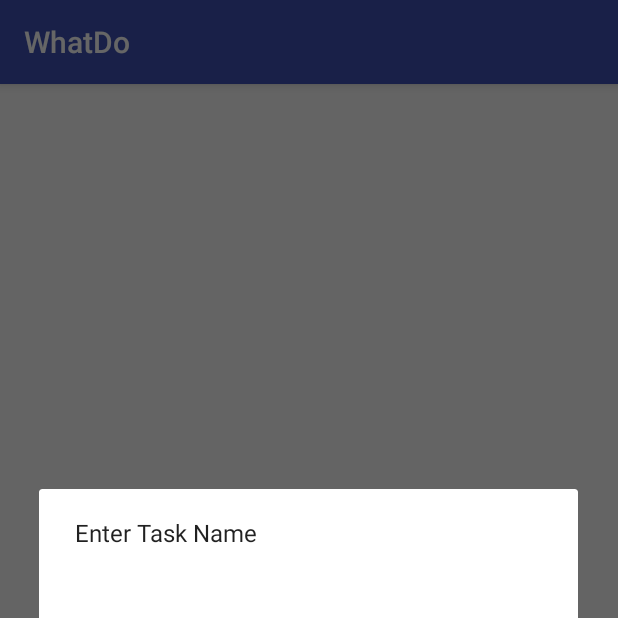
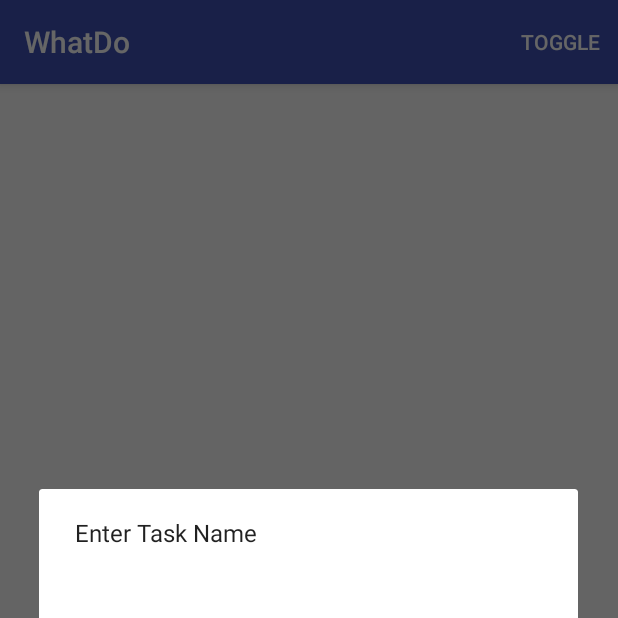
Before and after one commit to 98291-s16/WhatDo-lists-lecture4, an Android app: the screen it shows after launch (ToDoActivity), after a tap on an icon or button, on a phone screen of 412 x 824 dp, the top half of it. Run offline under Robolectric (Android 15) with nearby library versions, the phone set to English and light mode, and no system bars.

Commit message:
Lecture 5 code

```diff
--- a/app/src/main/AndroidManifest.xml
+++ b/app/src/main/AndroidManifest.xml
@@ -15,6 +15,9 @@
                 <category android:name="android.intent.category.LAUNCHER" />
             </intent-filter>
         </activity>
+        <activity
+            android:name=".TestIntentActivity"
+            android:label="@string/title_activity_test_intent"/>
     </application>
 
 </manifest>
--- a/app/src/main/java/edu/cmu/stuco/android/whatdo/ToDoActivity.java
+++ b/app/src/main/java/edu/cmu/stuco/android/whatdo/ToDoActivity.java
@@ -1,12 +1,17 @@
 package edu.cmu.stuco.android.whatdo;
 
+import android.content.Intent;
 import android.os.Bundle;
 import android.support.design.widget.FloatingActionButton;
 import android.support.v4.app.DialogFragment;
 import android.support.v7.app.AppCompatActivity;
+import android.support.v7.widget.LinearLayoutManager;
+import android.support.v7.widget.RecyclerView;
+import android.view.Menu;
+import android.view.MenuInflater;
+import android.view.MenuItem;
 import android.view.View;
 import android.widget.AdapterView;
-import android.widget.BaseAdapter;
 import android.widget.ListView;
 
 import java.util.ArrayList;
@@ -14,6 +19,9 @@ import java.util.ArrayList;
 public class ToDoActivity extends AppCompatActivity implements AddTaskDialogFragment.DialogListener {
     private ArrayList<String> tasks = new ArrayList<>();
     private TaskListAdapter taskListAdapter;
+    private RecyclerView recyclerView;
+    private ListView listView;
+    private boolean showRecyclerView = false;
 
     @Override
     protected void onCreate(Bundle savedInstanceState) {
@@ -29,19 +37,45 @@ public class ToDoActivity extends AppCompatActivity implements AddTaskDialogFrag
             }
         });
 
-        ListView listView = (ListView) findViewById(R.id.list);
+        listView = (ListView) findViewById(R.id.list);
         taskListAdapter = new TaskListAdapter(this, tasks);
         listView.setAdapter(taskListAdapter);
         listView.setOnItemClickListener(new AdapterView.OnItemClickListener() {
             @Override
             public void onItemClick(AdapterView<?> parent, View view, int position, long id) {
-                tasks.remove(position);
-                // Let the adapter know the underlying data has changed so the ListView can be
-                // re-drawn appropriately
-                taskListAdapter.notifyDataSetChanged();
+                // Passing data to an activity
+                Intent intent = new Intent(ToDoActivity.this, TestIntentActivity.class);
+                String task = tasks.get(position);
+                intent.putExtra(TestIntentActivity.TASK_KEY, task);
+                startActivity(intent);
             }
         });
 
+        recyclerView = (RecyclerView) findViewById(R.id.recyclerView);
+        recyclerView.setLayoutManager(new LinearLayoutManager(this));
+        recyclerView.setAdapter(new TaskRecyclerAdapter(this, tasks));
+    }
+
+    @Override
+    public boolean onCreateOptionsMenu(Menu menu) {
+        MenuInflater inflater = getMenuInflater();
+        inflater.inflate(R.menu.what_do_menu, menu);
+        return true;
+    }
+
+    @Override
+    public boolean onOptionsItemSelected(MenuItem item) {
+        showRecyclerView = !showRecyclerView;
+
+        if (showRecyclerView) {
+            recyclerView.setVisibility(View.VISIBLE);
+            listView.setVisibility(View.INVISIBLE);
+        } else {
+            recyclerView.setVisibility(View.INVISIBLE);
+            listView.setVisibility(View.VISIBLE);
+        }
+
+        return true;
     }
 
     @Override
--- a/app/src/main/res/layout/activity_to_do.xml
+++ b/app/src/main/res/layout/activity_to_do.xml
@@ -10,6 +10,12 @@
         android:layout_width="match_parent"
         android:layout_height="match_parent"/>
 
+    <android.support.v7.widget.RecyclerView
+        android:id="@+id/recyclerView"
+        android:layout_width="match_parent"
+        android:layout_height="match_parent"
+        android:visibility="gone"/>
+
     <android.support.design.widget.FloatingActionButton
         android:id="@+id/add_item_fab"
         android:layout_width="wrap_content"
--- /dev/null
+++ b/app/src/main/res/menu/what_do_menu.xml
@@ -0,0 +1,9 @@
+<?xml version="1.0" encoding="utf-8"?>
+<menu xmlns:android="http://schemas.android.com/apk/res/android"
+    xmlns:app="http://schemas.android.com/apk/res-auto">
+    <item
+        android:id="@+id/action_toggle"
+        android:title="@string/toggle"
+        app:showAsAction="always" />
+
+</menu>
--- a/app/src/main/res/values/strings.xml
+++ b/app/src/main/res/values/strings.xml
@@ -4,4 +4,5 @@
     <string name="save">Save</string>
     <string name="cancel">Cancel</string>
     <string name="toggle">Toggle</string>
+    <string name="title_activity_test_intent">TestIntentActivity</string>
 </resources>
```
Also changed, not shown: app/src/main/java/edu/cmu/stuco/android/whatdo/TaskRecyclerAdapter.java (added, +62 -0 lines), app/src/main/java/edu/cmu/stuco/android/whatdo/TestIntentActivity.java (added, +23 -0 lines), app/src/main/res/layout/activity_test_intent.xml (added, +16 -0 lines), app/src/main/res/layout/content_test_intent.xml (added, +15 -0 lines).
